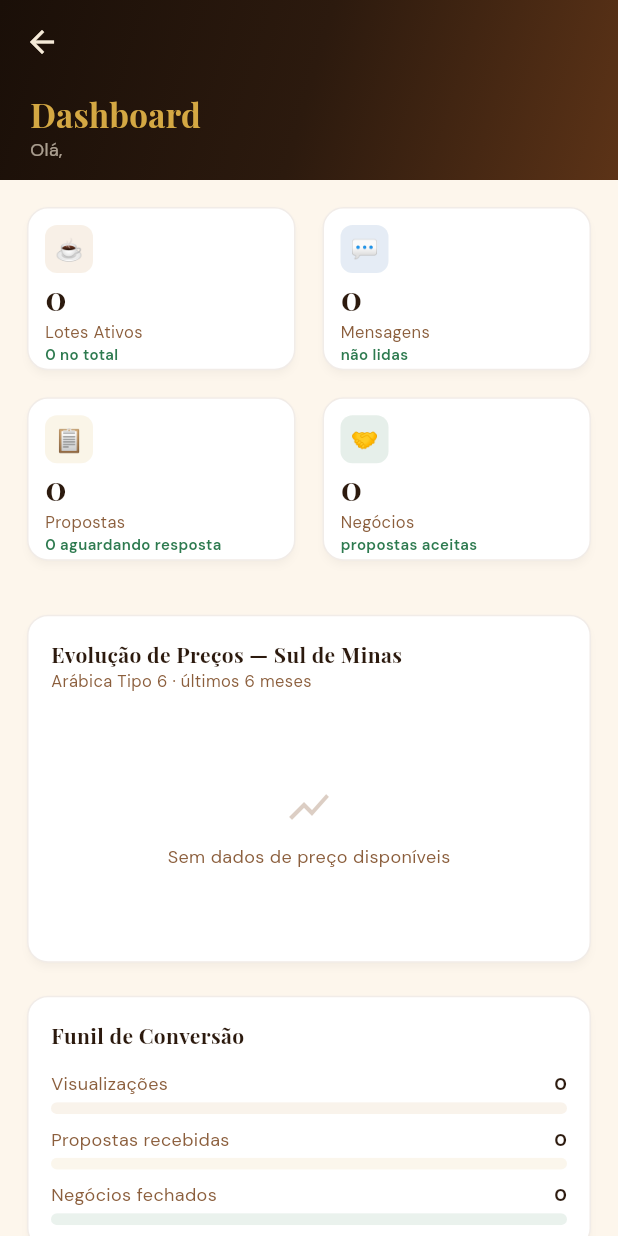
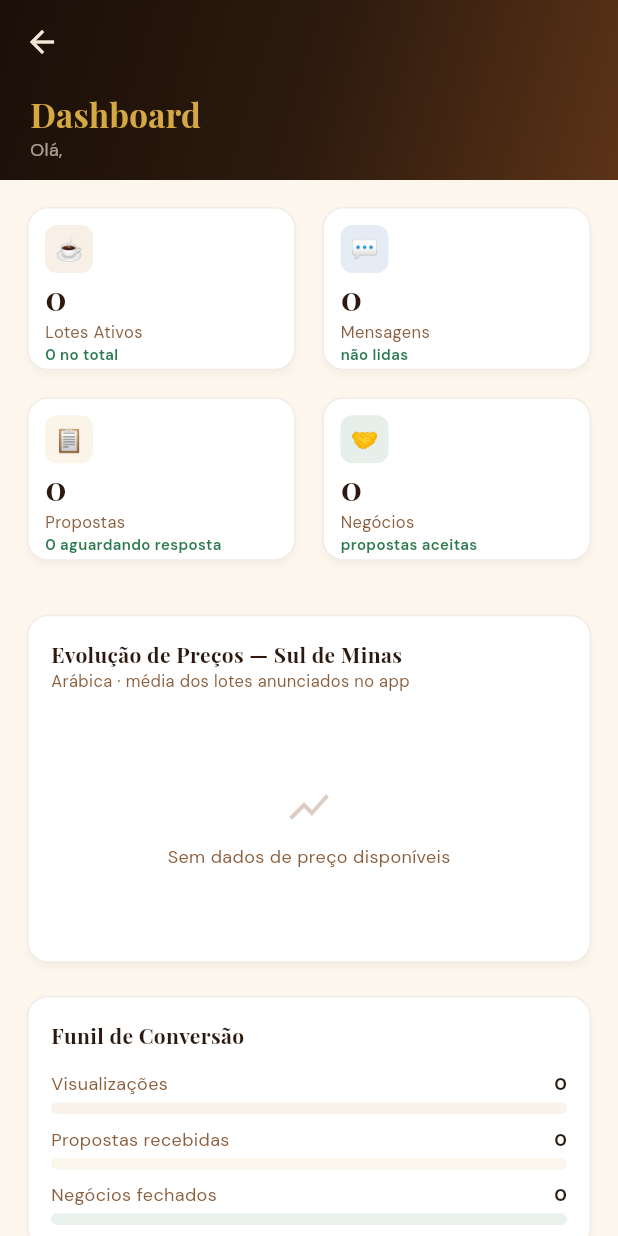
Before and after one commit to marcoaevaristo/projeto_cafe_conecta, a Flutter app: the DashboardScreen screen opened directly, on a phone screen of 412 x 824 dp. Run offline on Flutter 3.47's test engine with Material 3 defaults, Android fonts, the phone set to English and light mode, and no system bars; our stand-ins replace fl_chart, flutter_map, google_fonts, image_picker, latlong2, pdf and 4 more; missing offline and left inert: dart:js_interop; accounts and stored records are empty; network calls fail.

Commit message:
Painel: subtítulo do gráfico de preços descreve a fonte real
Co-Authored-By: Claude Opus 5.5 <noreply@anthropic.com>
Claude-Session: https://claude.ai/code/session_01HumBvmj5PuTGBNg2fFGGLy

```diff
--- a/lib/screens/dashboard_screen.dart
+++ b/lib/screens/dashboard_screen.dart
@@ -189,7 +189,7 @@ class _DashboardScreenState extends State<DashboardScreen> {
                                         fontSize: 14,
                                         fontWeight: FontWeight.w700,
                                         color: CafeColors.darkRoast)),
-                                Text('Arábica Tipo 6 · últimos 6 meses',
+                                Text('Arábica · média dos lotes anunciados no app',
                                     style: GoogleFonts.dmSans(
                                         fontSize: 11,
                                         color: CafeColors.lightRoast)),
```
